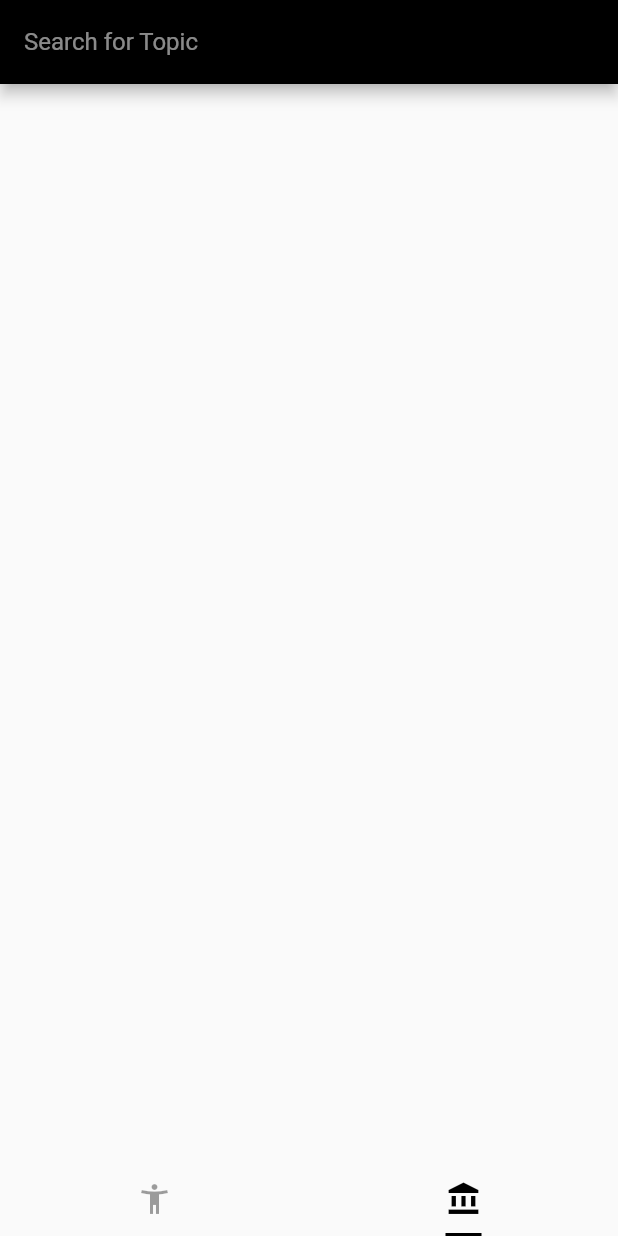
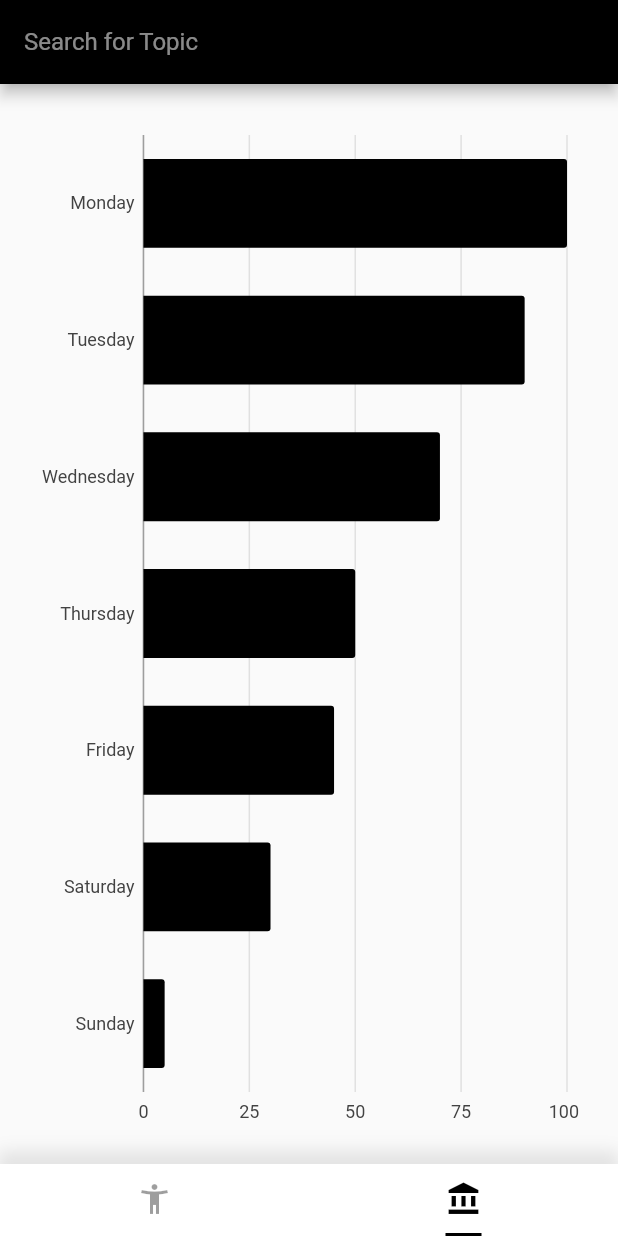
Before and after one commit to munashif-muhsin/news_app, a Flutter app: the screen it shows after launch, tab 2 chosen, on a phone screen of 412 x 824 dp. Run offline on Flutter 3.47's test engine with Material 2 defaults, Android fonts, the phone set to English and light mode, and no system bars; our stand-ins replace charts_flutter; network calls fail.

Commit message:
completed ui designs

```diff
--- a/lib/pages/iot_page.dart
+++ b/lib/pages/iot_page.dart
@@ -1,4 +1,5 @@
 import 'package:flutter/material.dart';
+import 'package:charts_flutter/flutter.dart' as charts;
 
 class IOTPage extends StatefulWidget {
   @override
@@ -6,6 +7,27 @@ class IOTPage extends StatefulWidget {
 }
 
 class _IOTPageState extends State<IOTPage> {
+  List<charts.Series<InterestPerDay, String>> _createChartData() {
+    final data = [
+      InterestPerDay('Monday', 100),
+      InterestPerDay('Tuesday', 90),
+      InterestPerDay('Wednesday', 70),
+      InterestPerDay('Thursday', 50),
+      InterestPerDay('Friday', 45),
+      InterestPerDay('Saturday', 30),
+      InterestPerDay('Sunday', 5),
+    ];
+
+    return [
+      charts.Series<InterestPerDay, String>(
+          id: 'InterestPerDay',
+          colorFn: (_, __) => charts.MaterialPalette.black,
+          domainFn: (InterestPerDay item, _) => item.day,
+          measureFn: (InterestPerDay item, _) => item.hits,
+          data: data)
+    ];
+  }
+
   @override
   Widget build(BuildContext context) {
     return Scaffold(
@@ -21,7 +43,16 @@ class _IOTPageState extends State<IOTPage> {
           ),
         ),
       ),
-      body: Container(),
+      body: Container(
+        padding: EdgeInsets.all(20),
+        child: charts.BarChart(_createChartData(), animate: true, vertical: false,),
+      ),
     );
   }
 }
+
+class InterestPerDay {
+  final String day;
+  final int hits;
+  InterestPerDay(this.day, this.hits);
+}
--- a/lib/tabs.dart
+++ b/lib/tabs.dart
@@ -19,7 +19,16 @@ class _TabsPageState extends State<TabsPage> {
             IOTPage(),
           ],
         ),
-        bottomNavigationBar: SafeArea(
+        bottomNavigationBar: Container(
+          decoration: BoxDecoration(boxShadow: [
+            BoxShadow(
+              color: Colors.black.withOpacity(0.09),
+              spreadRadius: 1.5,
+              blurRadius: 8,
+              offset: Offset(0, -7),
+            ),
+          ], color: Colors.white),
+          child: SafeArea(
             child: TabBar(
               indicatorColor: Colors.black,
               indicatorSize: TabBarIndicatorSize.label,
@@ -40,6 +49,7 @@ class _TabsPageState extends State<TabsPage> {
             ),
           ),
         ),
+      ),
     );
   }
 }
--- a/pubspec.yaml
+++ b/pubspec.yaml
@@ -23,6 +23,7 @@ dependencies:
   # The following adds the Cupertino Icons font to your application.
   # Use with the CupertinoIcons class for iOS style icons.
   cupertino_icons: ^0.1.2
+  charts_flutter: ^0.8.1
 
 dev_dependencies:
   flutter_test:
```
Also changed, not shown: pubspec.lock. Lines whose indentation alone changed are shown as unchanged.
